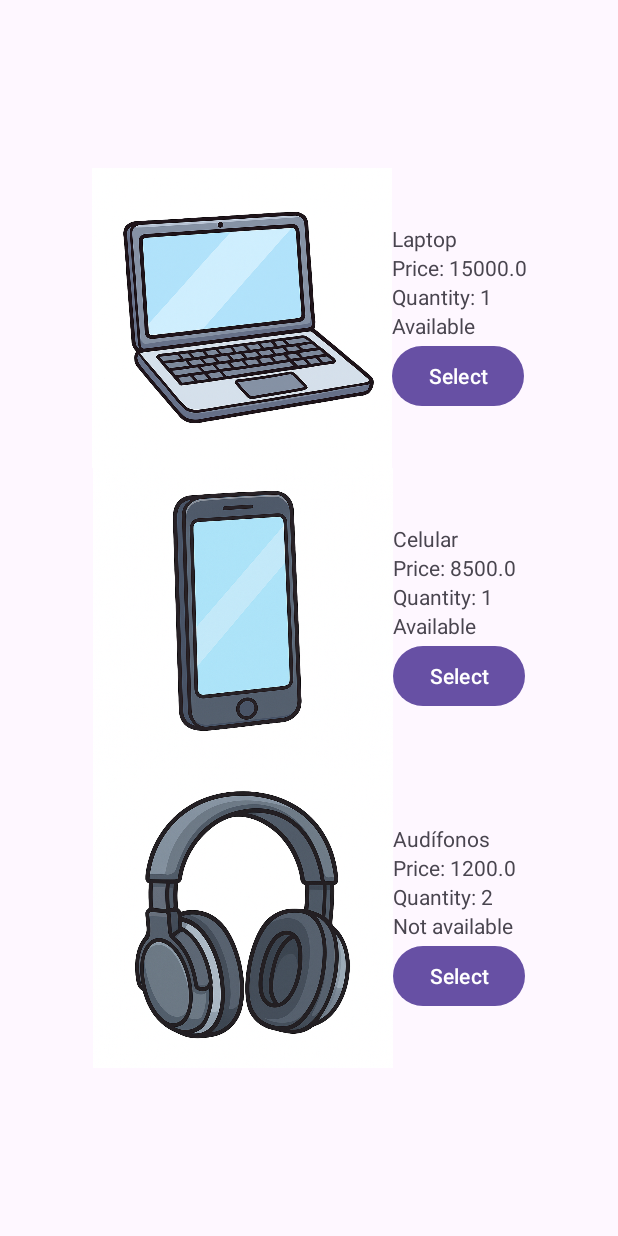
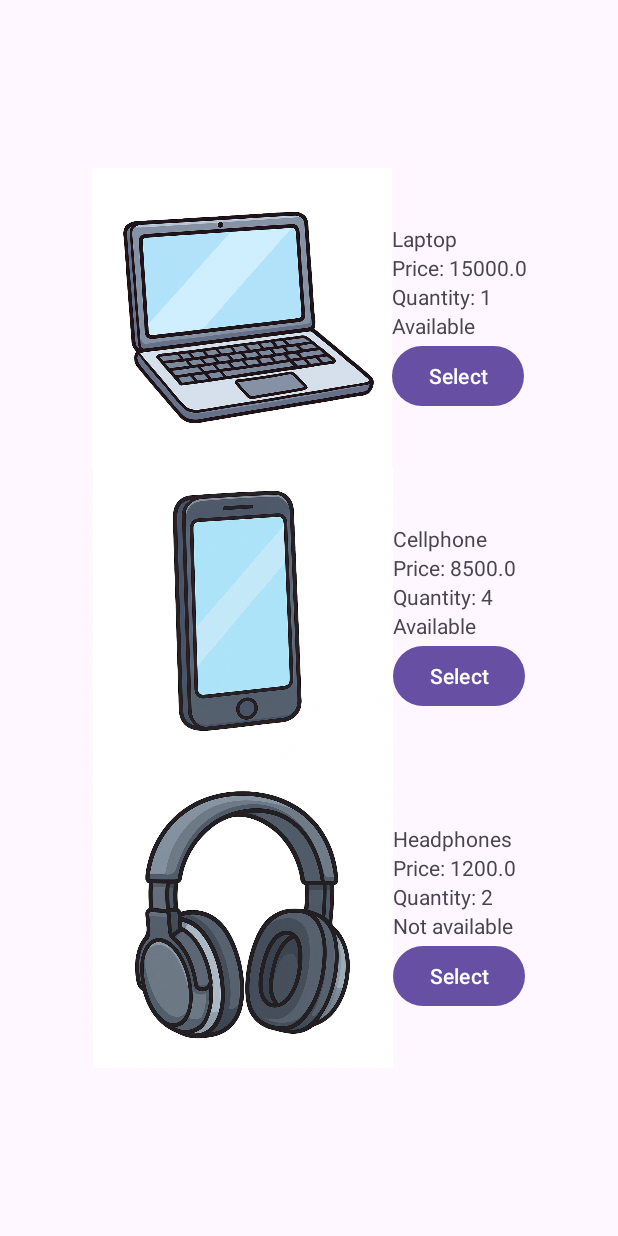
Before and after one commit to Erickescorpions/diploma-android-module5, an Android app: the SelectArticleActivity screen opened directly, with no data from a screen before it, on a phone screen of 412 x 824 dp. Run offline under Robolectric (Android 15) with nearby library versions, the phone set to English and light mode, and no system bars.

Commit message:
feat: rename articles to English

```diff
--- a/app/src/main/java/com/erickvazquezs/hellomodulo4/initialPractice/SelectArticleActivity.kt
+++ b/app/src/main/java/com/erickvazquezs/hellomodulo4/initialPractice/SelectArticleActivity.kt
@@ -16,8 +16,8 @@ class SelectArticleActivity : AppCompatActivity() {
 
     val articles: List<Article> = listOf(
         Article("Laptop", 15000.0f, 1, true, R.drawable.laptop),
-        Article("Celular", 8500.0f, 1, true, R.drawable.cellphone),
-        Article("Audífonos", 1200.0f, 2, false, R.drawable.headphones)
+        Article("Cellphone", 8500.0f, 4, true, R.drawable.cellphone),
+        Article("Headphones", 1200.0f, 2, false, R.drawable.headphones)
     )
 
     override fun onCreate(savedInstanceState: Bundle?) {
```
